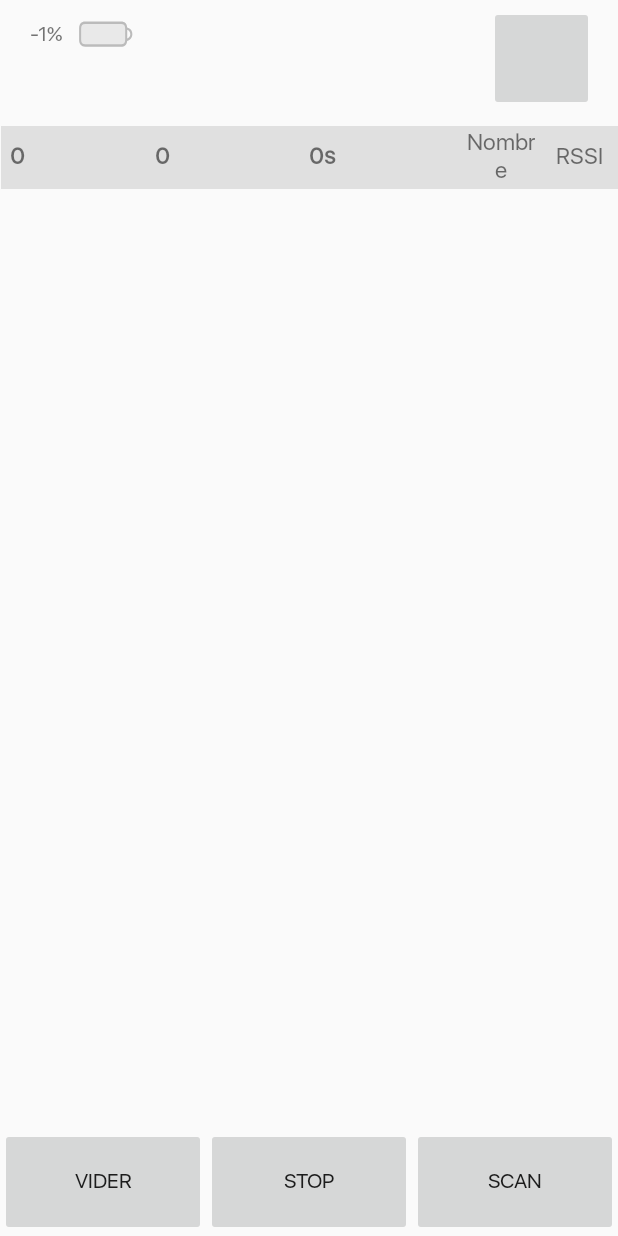
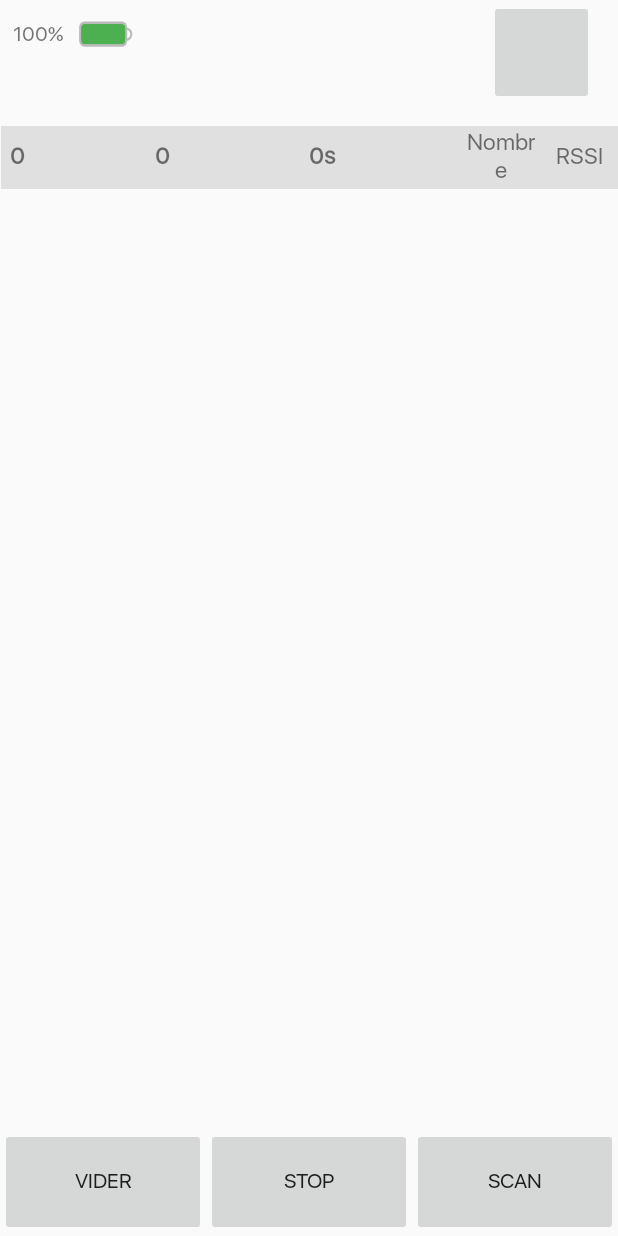
Before and after one commit to victor-chevillotte/KleitzAppV2, an Android app: the ScanListActivity screen opened directly, with no data from a screen before it, on a phone screen of 412 x 824 dp. Run offline under Robolectric (Android 15) with nearby library versions, the phone set to English and light mode, and no system bars; libraries missing offline, so code that uses them is left out: soup.neumorphism; plain views replace NeumorphButton, NeumorphImageButton; 11 statements that could not run were skipped.

Commit message:
battery finished

```diff
--- a/src/main/java/com/example/uhf_bt/ScanListActivity.java
+++ b/src/main/java/com/example/uhf_bt/ScanListActivity.java
@@ -228,6 +228,7 @@ public class ScanListActivity extends BaseActivity implements View.OnClickListen
         settings_button = (NeumorphImageButton) findViewById(R.id.settings_button);
         settings_button.setOnClickListener(this);
         batteryPB = (ProgressBar) findViewById(R.id.batteryPB);
+        batteryPB.setProgressTintList(ColorStateList.valueOf(Color.rgb(76, 175, 80)));
         executorService = Executors.newFixedThreadPool(3);
         isExit = false;
         LvTags = (ListView) findViewById(R.id.LvTags);
@@ -283,6 +284,7 @@ public class ScanListActivity extends BaseActivity implements View.OnClickListen
             @RequiresApi(api = Build.VERSION_CODES.M)
             public void run() {
                 int precentage = uhf.getBattery();
+                if (precentage >= 0) {
                     device_battery.setText(precentage + "%");
                     batteryPB.setProgress(precentage);
                     if (precentage <= 10)
@@ -291,7 +293,7 @@ public class ScanListActivity extends BaseActivity implements View.OnClickListen
                         batteryPB.setProgressTintList(ColorStateList.valueOf(Color.rgb(255, 165, 0)));
                     else
                         batteryPB.setProgressTintList(ColorStateList.valueOf(Color.rgb(76, 175, 80)));
-
+                }
                 handlerRefreshBattery.postDelayed(runnable, delay);
             }
         }, delay);
--- a/src/main/res/layout/activity_uhf_scan_list.xml
+++ b/src/main/res/layout/activity_uhf_scan_list.xml
@@ -12,7 +12,7 @@
         android:layout_width="30dp"
         android:layout_height="wrap_content"
         android:max="100"
-        android:progress="0"
+        android:progress="100"
         android:scaleY="3.5"
         android:layout_marginTop="5.4dp"
         android:layout_marginRight="2dp"
@@ -39,6 +39,7 @@
         android:layout_marginTop="6dp"
         android:paddingLeft="8dp"
         android:paddingRight="8dp"
+        android:text="100%"
         app:layout_constraintBottom_toBottomOf="@+id/imageView3"
         app:layout_constraintEnd_toStartOf="@+id/imageView3"
         app:layout_constraintTop_toTopOf="@+id/imageView3" />
@@ -49,7 +50,7 @@
         android:layout_width="70dp"
         android:layout_height="70dp"
         android:layout_gravity="left"
-        android:layout_marginTop="4dp"
+        android:layout_marginTop="0dp"
         android:layout_marginEnd="16dp"
         android:scaleType="centerInside"
         android:src="@drawable/baseline_settings_24"
```
Lines whose indentation alone changed are shown as unchanged.
